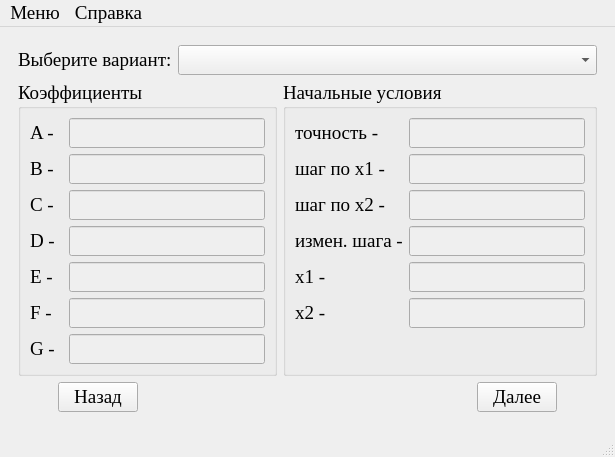
Above: optimizationmethods/ui/mainwindow.ui from Eliminationzx/optimizationmethods before the change. Below: the same form after it.
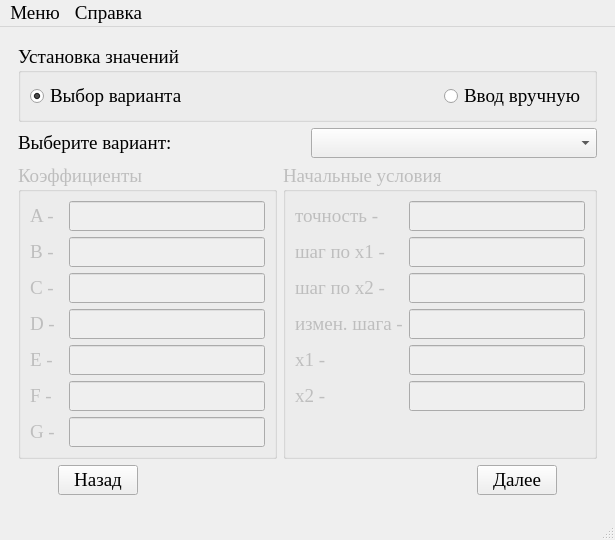
That is the form after the change. The open tabs and pages were chosen to show the change. Icons and pictures are not drawn.

Commit message: optimizationmethods: добавил ввод инфы вручную.

The edit to the form file:
```diff
--- a/optimizationmethods/ui/mainwindow.ui
+++ b/optimizationmethods/ui/mainwindow.ui
@@ -7,7 +7,7 @@
     <x>0</x>
     <y>0</y>
     <width>615</width>
-    <height>446</height>
+    <height>498</height>
    </rect>
   </property>
   <property name="font">
@@ -171,9 +171,52 @@
        </layout>
       </widget>
       <widget class="QWidget" name="page_4">
-       <layout class="QGridLayout" name="gridLayout_2">
+       <layout class="QGridLayout" name="gridLayout_6">
         <item row="0" column="0" colspan="2">
-         <layout class="QHBoxLayout" name="horizontalLayout_4" stretch="0,1">
+         <widget class="QGroupBox" name="groupBox">
+          <property name="title">
+           <string>Установка значений</string>
+          </property>
+          <layout class="QGridLayout" name="gridLayout_2">
+           <item row="0" column="0">
+            <layout class="QHBoxLayout" name="horizontalLayout_5">
+             <item>
+              <widget class="QRadioButton" name="choiceVar">
+               <property name="text">
+                <string>Выбор варианта</string>
+               </property>
+               <property name="checked">
+                <bool>true</bool>
+               </property>
+              </widget>
+             </item>
+             <item>
+              <spacer name="horizontalSpacer_9">
+               <property name="orientation">
+                <enum>Qt::Horizontal</enum>
+               </property>
+               <property name="sizeHint" stdset="0">
+                <size>
+                 <width>40</width>
+                 <height>20</height>
+                </size>
+               </property>
+              </spacer>
+             </item>
+             <item>
+              <widget class="QRadioButton" name="inArm">
+               <property name="text">
+                <string>Ввод вручную</string>
+               </property>
+              </widget>
+             </item>
+            </layout>
+           </item>
+          </layout>
+         </widget>
+        </item>
+        <item row="1" column="0" colspan="2">
+         <layout class="QHBoxLayout" name="horizontalLayout_4" stretch="0,0">
           <item>
            <widget class="QLabel" name="label">
             <property name="text">
@@ -186,65 +229,11 @@
           </item>
          </layout>
         </item>
-        <item row="2" column="0" colspan="2">
-         <layout class="QHBoxLayout" name="horizontalLayout_3" stretch="0,0,1,0,0">
-          <item>
-           <spacer name="horizontalSpacer_6">
-            <property name="orientation">
-             <enum>Qt::Horizontal</enum>
-            </property>
-            <property name="sizeHint" stdset="0">
-             <size>
-              <width>40</width>
-              <height>20</height>
-             </size>
-            </property>
-           </spacer>
-          </item>
-          <item>
-           <widget class="QPushButton" name="back_button">
-            <property name="text">
-             <string>Назад</string>
-            </property>
-           </widget>
-          </item>
-          <item>
-           <spacer name="horizontalSpacer_7">
-            <property name="orientation">
-             <enum>Qt::Horizontal</enum>
-            </property>
-            <property name="sizeHint" stdset="0">
-             <size>
-              <width>40</width>
-              <height>20</height>
-             </size>
-            </property>
-           </spacer>
-          </item>
-          <item>
-           <widget class="QPushButton" name="next_button_2">
-            <property name="text">
-             <string>Далее</string>
-            </property>
-           </widget>
-          </item>
-          <item>
-           <spacer name="horizontalSpacer_8">
-            <property name="orientation">
-             <enum>Qt::Horizontal</enum>
-            </property>
-            <property name="sizeHint" stdset="0">
-             <size>
-              <width>40</width>
-              <height>20</height>
-             </size>
-            </property>
-           </spacer>
-          </item>
-         </layout>
-        </item>
-        <item row="1" column="0">
+        <item row="2" column="0">
          <widget class="QGroupBox" name="quadKoef">
+          <property name="enabled">
+           <bool>false</bool>
+          </property>
           <property name="title">
            <string>Коэффициенты</string>
           </property>
@@ -260,9 +249,6 @@
              </item>
              <item row="0" column="1">
               <widget class="QLineEdit" name="a">
-               <property name="enabled">
-                <bool>false</bool>
-               </property>
                <property name="text">
                 <string/>
                </property>
@@ -277,9 +263,6 @@
              </item>
              <item row="1" column="1">
               <widget class="QLineEdit" name="b">
-               <property name="enabled">
-                <bool>false</bool>
-               </property>
                <property name="text">
                 <string/>
                </property>
@@ -294,9 +277,6 @@
              </item>
              <item row="2" column="1">
               <widget class="QLineEdit" name="c">
-               <property name="enabled">
-                <bool>false</bool>
-               </property>
                <property name="text">
                 <string/>
                </property>
@@ -311,9 +291,6 @@
              </item>
              <item row="3" column="1">
               <widget class="QLineEdit" name="d">
-               <property name="enabled">
-                <bool>false</bool>
-               </property>
                <property name="text">
                 <string/>
                </property>
@@ -328,9 +305,6 @@
              </item>
              <item row="4" column="1">
               <widget class="QLineEdit" name="e">
-               <property name="enabled">
-                <bool>false</bool>
-               </property>
                <property name="text">
                 <string/>
                </property>
@@ -345,9 +319,6 @@
              </item>
              <item row="5" column="1">
               <widget class="QLineEdit" name="f">
-               <property name="enabled">
-                <bool>false</bool>
-               </property>
                <property name="text">
                 <string/>
                </property>
@@ -362,9 +333,6 @@
              </item>
              <item row="6" column="1">
               <widget class="QLineEdit" name="g">
-               <property name="enabled">
-                <bool>false</bool>
-               </property>
                <property name="text">
                 <string/>
                </property>
@@ -388,8 +356,11 @@
           </layout>
          </widget>
         </item>
-        <item row="1" column="1">
+        <item row="2" column="1">
          <widget class="QGroupBox" name="quadSimpleCon">
+          <property name="enabled">
+           <bool>false</bool>
+          </property>
           <property name="title">
            <string>Начальные условия</string>
           </property>
@@ -405,9 +376,6 @@
              </item>
              <item row="0" column="1">
               <widget class="QLineEdit" name="accuracy">
-               <property name="enabled">
-                <bool>false</bool>
-               </property>
                <property name="text">
                 <string/>
                </property>
@@ -422,9 +390,6 @@
              </item>
              <item row="1" column="1">
               <widget class="QLineEdit" name="stepx1">
-               <property name="enabled">
-                <bool>false</bool>
-               </property>
                <property name="text">
                 <string/>
                </property>
@@ -439,9 +404,6 @@
              </item>
              <item row="2" column="1">
               <widget class="QLineEdit" name="stepx2">
-               <property name="enabled">
-                <bool>false</bool>
-               </property>
                <property name="text">
                 <string/>
                </property>
@@ -456,9 +418,6 @@
              </item>
              <item row="3" column="1">
               <widget class="QLineEdit" name="stepChange">
-               <property name="enabled">
-                <bool>false</bool>
-               </property>
                <property name="text">
                 <string/>
                </property>
@@ -473,9 +432,6 @@
              </item>
              <item row="4" column="1">
               <widget class="QLineEdit" name="x1">
-               <property name="enabled">
-                <bool>false</bool>
-               </property>
                <property name="text">
                 <string/>
                </property>
@@ -490,9 +446,6 @@
              </item>
              <item row="5" column="1">
               <widget class="QLineEdit" name="x2">
-               <property name="enabled">
-                <bool>false</bool>
-               </property>
                <property name="text">
                 <string/>
                </property>
@@ -516,6 +469,63 @@
           </layout>
          </widget>
         </item>
+        <item row="3" column="0" colspan="2">
+         <layout class="QHBoxLayout" name="horizontalLayout_3" stretch="0,0,1,0,0">
+          <item>
+           <spacer name="horizontalSpacer_6">
+            <property name="orientation">
+             <enum>Qt::Horizontal</enum>
+            </property>
+            <property name="sizeHint" stdset="0">
+             <size>
+              <width>40</width>
+              <height>20</height>
+             </size>
+            </property>
+           </spacer>
+          </item>
+          <item>
+           <widget class="QPushButton" name="back_button">
+            <property name="text">
+             <string>Назад</string>
+            </property>
+           </widget>
+          </item>
+          <item>
+           <spacer name="horizontalSpacer_7">
+            <property name="orientation">
+             <enum>Qt::Horizontal</enum>
+            </property>
+            <property name="sizeHint" stdset="0">
+             <size>
+              <width>40</width>
+              <height>20</height>
+             </size>
+            </property>
+           </spacer>
+          </item>
+          <item>
+           <widget class="QPushButton" name="next_button_2">
+            <property name="text">
+             <string>Далее</string>
+            </property>
+           </widget>
+          </item>
+          <item>
+           <spacer name="horizontalSpacer_8">
+            <property name="orientation">
+             <enum>Qt::Horizontal</enum>
+            </property>
+            <property name="sizeHint" stdset="0">
+             <size>
+              <width>40</width>
+              <height>20</height>
+             </size>
+            </property>
+           </spacer>
+          </item>
+         </layout>
+        </item>
        </layout>
       </widget>
      </widget>
```
Left out of the diff: 2 changed lines with no effect on the pictures. The commit also changes 4 other files.
